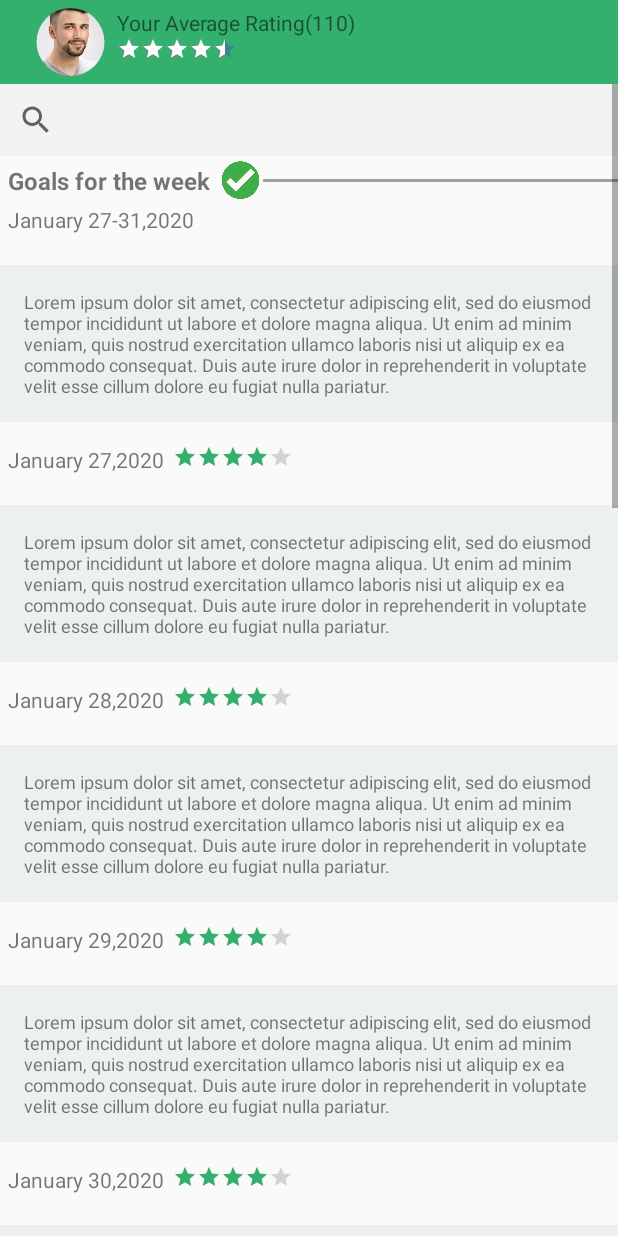
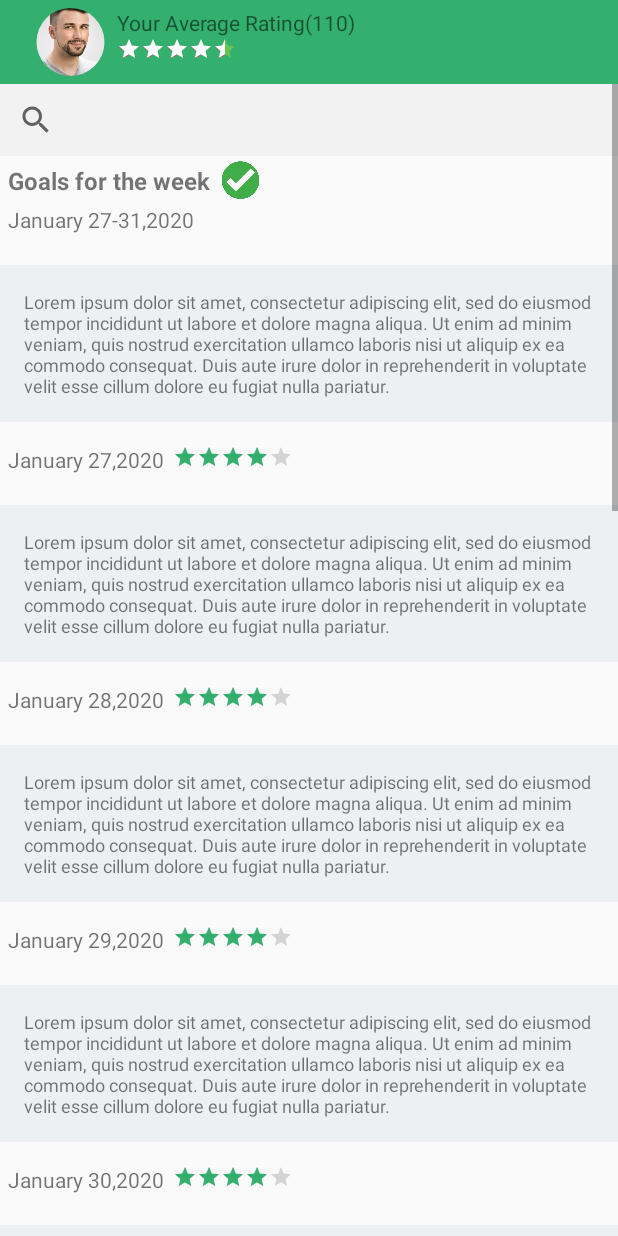
Before and after one commit to vaishnavikattekola/MockKPulse, an Android app: the layout fragment_overview.xml on its own in the app's theme, with its tools: preview values and no code run, on a phone screen of 412 x 824 dp. Run offline under Robolectric (Android 15) with nearby library versions, the phone set to English and light mode, and no system bars.

Commit message:
overview done

```diff
--- a/app/src/main/res/layout/fragment_overview.xml
+++ b/app/src/main/res/layout/fragment_overview.xml
@@ -43,13 +43,13 @@
                     android:layout_width="wrap_content"
                     android:layout_height="wrap_content"
                     android:progressTint="#ffffff"
-                    android:progressBackgroundTint="@color/design_default_color_primary"
-                    android:backgroundTint="#ffffff00"
+                    android:progressBackgroundTint="#ffffff00"
                     android:isIndicator="true"
                     android:rating="4.5"
                     android:stepSize="0.5">
 
                 </RatingBar>
+
             </LinearLayout>
 
             <TextView
@@ -64,7 +64,6 @@
                 android:paddingBottom="5dp"
                 android:textAlignment="gravity"
                 android:textColor="#ffffff">
-
             </TextView>
         </LinearLayout>
     </Toolbar>
@@ -117,9 +116,8 @@
                 <View
                     android:id="@+id/SplitLine_hor1"
                     android:layout_width="match_parent"
-                    android:layout_height="2dp"
-                    android:layout_gravity="center"
-                    android:background="#99A3A4" />
+                    android:layout_height="1dp"
+                    android:layout_gravity="center" />
 
             </LinearLayout>
 
@@ -169,9 +167,9 @@
                     style="?android:attr/ratingBarStyleSmall"
                     android:layout_width="wrap_content"
                     android:layout_height="wrap_content"
+                    android:backgroundTint="#ffffff00"
                     android:progressTint="@color/colorPrimary"
                     android:rating="4"
-                    android:backgroundTint="#ffffff00"
                     android:secondaryProgressTint="@android:color/transparent"
                     android:stepSize="0.5">
 
@@ -214,8 +212,8 @@
                     style="?android:attr/ratingBarStyleSmall"
                     android:layout_width="wrap_content"
                     android:layout_height="wrap_content"
+                    android:backgroundTint="#ffffff00"
                     android:progressTint="@color/colorPrimary"
-                    android:backgroundTint="#ffffff00"
                     android:rating="4"
                     android:secondaryProgressTint="@android:color/transparent"
                     android:stepSize="0.5">
@@ -403,9 +401,8 @@
                 <View
                     android:id="@+id/SplitLine_hor2"
                     android:layout_width="match_parent"
-                    android:layout_height="2dp"
-                    android:layout_gravity="center"
-                    android:background="#99A3A4" />
+                    android:layout_height="1dp"
+                    android:layout_gravity="center" />
 
             </LinearLayout>
 
@@ -660,7 +657,7 @@
             <TextView
                 android:id="@+id/daily_goals10"
                 android:layout_width="match_parent"
-                android:layout_height="wrap_content"
+                android:layout_height="93dp"
                 android:layout_marginTop="15dp"
                 android:layout_marginBottom="15dp"
                 android:background="#ECF0F1"
@@ -674,17 +671,28 @@
 
             </TextView>
 
+
             <Button
-                android:id="@+id/btnload_more"
+                android:id="@+id/btnLogin"
                 android:layout_width="match_parent"
-                android:layout_height="wrap_content"
-                android:layout_marginBottom="5dp"
+                android:layout_height="50dp"
                 android:background="@color/colorPrimary"
-                android:paddingTop="20dp"
+                android:drawableRight="@drawable/ic_blackload"
+                android:gravity="center"
+
                 android:text="@string/btn_loadmore"
-                android:textColor="#ffffff"
-                android:textStyle="bold">
-            </Button>
+                android:textColor="@color/white" />
+
+            <!--            <Button-->
+            <!--                android:id="@+id/btnload_more"-->
+            <!--                android:layout_width="match_parent"-->
+            <!--                android:layout_height="wrap_content"-->
+            <!--                android:background="@color/colorPrimary"-->
+            <!--                android:paddingTop="20dp"-->
+            <!--                android:text="@string/btn_loadmore"-->
+            <!--                android:textColor="#ffffff"-->
+            <!--                android:textStyle="bold">-->
+            <!--            </Button>-->
         </LinearLayout>
     </ScrollView>
 
```
Also changed, not shown: app/src/main/res/drawable-v24/ic_blackload.png (added), app/src/main/res/drawable-v24/ic_loadwhite.png (deleted).
